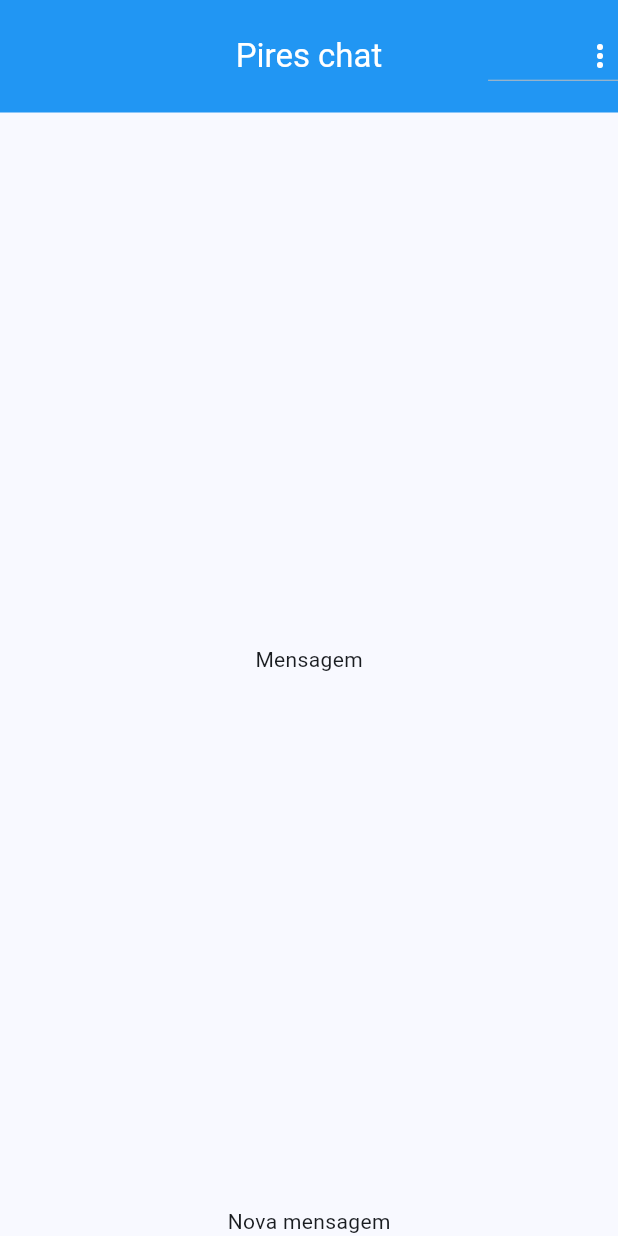
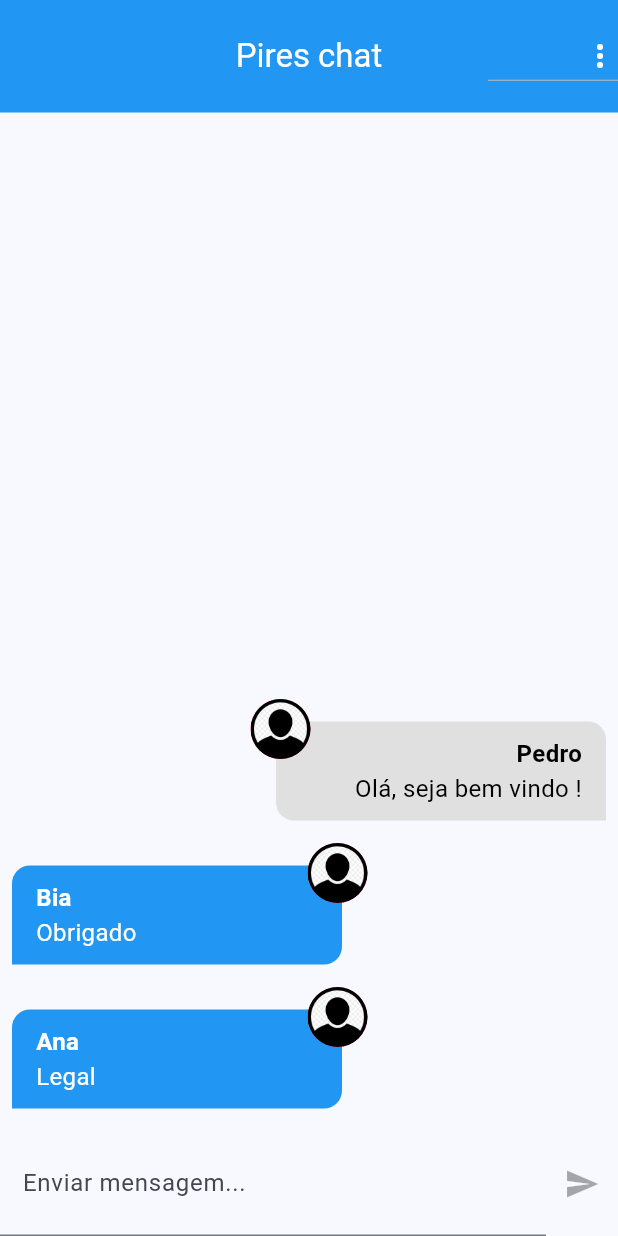
Before and after one commit to pedropaulinopires/Flutter_Projetos, a Flutter app: the screen it shows after launch, on a phone screen of 412 x 824 dp. Run offline on Flutter 3.47's test engine with Material 3 defaults, Android fonts, the light colour scheme and no system bars; our stand-ins replace cool_alert, image_picker, location, rive, shared_preferences and 1 more; missing offline and left inert: dart:ffi; accounts and stored records are empty.

Commit message:
Implementando componente nova mensagem !

```diff
--- /dev/null
+++ b/chat/lib/components/message_bubble.dart
@@ -0,0 +1,93 @@
+import 'dart:io';
+
+import 'package:chat/core/models/chat_message.dart';
+import 'package:flutter/material.dart';
+
+class MessageBubble extends StatelessWidget {
+  static const _defaultImage = 'assets/images/avatar.png';
+  final ChatMessage chatMessage;
+  final bool belongsToCurrentUser;
+
+  const MessageBubble({
+    super.key,
+    required this.chatMessage,
+    required this.belongsToCurrentUser,
+  });
+
+  Widget _showUserImage(String imageUrl) {
+    ImageProvider? provider;
+    final uri = Uri.parse(imageUrl);
+
+    if (uri.path.contains(_defaultImage)) {
+      provider = AssetImage(uri.toString());
+    } else if (uri.scheme.contains('http') || uri.scheme.contains('https')) {
+      provider = NetworkImage(uri.toString());
+    } else {
+      provider = FileImage(File(uri.toString()));
+    }
+
+    return CircleAvatar(
+      backgroundColor: Colors.pink,
+      backgroundImage: provider,
+    );
+  }
+
+  @override
+  Widget build(BuildContext context) {
+    return Stack(
+      children: [
+        Row(
+          mainAxisAlignment: belongsToCurrentUser
+              ? MainAxisAlignment.end
+              : MainAxisAlignment.start,
+          children: [
+            Container(
+              padding: const EdgeInsets.symmetric(horizontal: 16, vertical: 10),
+              margin: const EdgeInsets.symmetric(horizontal: 8, vertical: 15),
+              decoration: BoxDecoration(
+                  color:
+                      belongsToCurrentUser ? Colors.grey.shade300 : Colors.blue,
+                  borderRadius: BorderRadius.only(
+                    topLeft: const Radius.circular(12),
+                    topRight: const Radius.circular(12),
+                    bottomLeft: belongsToCurrentUser
+                        ? const Radius.circular(12)
+                        : const Radius.circular(0),
+                    bottomRight: belongsToCurrentUser
+                        ? const Radius.circular(0)
+                        : const Radius.circular(12),
+                  )),
+              width: 220,
+              child: Column(
+                crossAxisAlignment: belongsToCurrentUser ? CrossAxisAlignment.end : CrossAxisAlignment.start,
+                children: [
+                  Text(
+                    chatMessage.userName,
+                    style: TextStyle(
+                        color:
+                            belongsToCurrentUser ? Colors.black : Colors.white,
+                        fontSize: 16,
+                        fontWeight: FontWeight.bold),
+                  ),
+                  Text(
+                    chatMessage.text,
+                    textAlign: belongsToCurrentUser ? TextAlign.right : TextAlign.start,
+                    style: TextStyle(
+                      color: belongsToCurrentUser ? Colors.black : Colors.white,
+                      fontSize: 16,
+                    ),
+                  ),
+                ],
+              ),
+            ),
+          ],
+        ),
+        Positioned(
+            top: 0,
+            left: belongsToCurrentUser ? null : 205,
+            right: belongsToCurrentUser ? 205 : null,
+            child: _showUserImage(chatMessage.userImageUrl)),
+      ],
+    );
+  }
+}
--- a/chat/lib/components/messages.dart
+++ b/chat/lib/components/messages.dart
@@ -1,3 +1,7 @@
+import 'package:chat/components/message_bubble.dart';
+import 'package:chat/core/models/chat_message.dart';
+import 'package:chat/core/services/auth/auth_service.dart';
+import 'package:chat/core/services/chat/chat_service.dart';
 import 'package:flutter/material.dart';
 
 class Messages extends StatelessWidget {
@@ -5,8 +9,29 @@ class Messages extends StatelessWidget {
 
   @override
   Widget build(BuildContext context) {
-    return const Center(
-      child: Text('Mensagem'),
+    final currentUser = AuthService().getCurrentUser;
+    return StreamBuilder<List<ChatMessage>>(
+      stream: ChatService().messagesStream(),
+      builder: (ctx, snapshot) {
+        if (snapshot.connectionState == ConnectionState.waiting) {
+          return const CircularProgressIndicator();
+        } else if (!snapshot.hasData || snapshot.data!.isEmpty) {
+          return const Center(
+            child: Text('Sem mensagens! Vamos conversar?'),
+          );
+        } else {
+          final msgs = snapshot.data!;
+          return ListView.builder(
+            reverse: true,
+            itemCount: msgs.length,
+            itemBuilder: (ctx2, index) => MessageBubble(
+              key: ValueKey(msgs[index].id),
+              chatMessage: msgs[index],
+              belongsToCurrentUser: currentUser?.id == msgs[index].userId,
+            ),
+          );
+        }
+      },
     );
   }
 }
--- a/chat/lib/components/new_message.dart
+++ b/chat/lib/components/new_message.dart
@@ -1,12 +1,50 @@
+import 'package:chat/core/services/auth/auth_service.dart';
+import 'package:chat/core/services/chat/chat_service.dart';
 import 'package:flutter/material.dart';
 
-class NewMessage extends StatelessWidget {
+class NewMessage extends StatefulWidget {
   const NewMessage({super.key});
 
   @override
+  State<NewMessage> createState() => _NewMessageState();
+}
+
+class _NewMessageState extends State<NewMessage> {
+  String _message = '';
+  final TextEditingController _controller = TextEditingController();
+
+  Future<void> _sendMessage() async {
+    final user = AuthService().getCurrentUser;
+
+    if (user != null) {
+      await ChatService().save(_message, user);
+      _controller.clear();
+    }
+  }
+
+  @override
   Widget build(BuildContext context) {
-    return const Center(
-      child: Text('Nova mensagem'),
+    return Center(
+      child: Row(
+        children: [
+          Expanded(
+            child: TextField(
+              controller: _controller,
+              onChanged: (msg) => setState(() => _message = msg),
+              onTapOutside: (event) => FocusScope.of(context).unfocus(),
+              decoration: const InputDecoration(
+                labelText: 'Enviar mensagem...',
+                contentPadding: EdgeInsets.all(15)
+              ),
+              onSubmitted: (_) => _sendMessage(),
+              textInputAction: TextInputAction.send,
+            ),
+          ),
+          IconButton(
+              onPressed: _message.trim().isEmpty ? null : _sendMessage,
+              icon: const Icon(Icons.send))
+        ],
+      ),
     );
   }
 }
--- /dev/null
+++ b/chat/lib/core/models/chat_notification.dart
@@ -0,0 +1,9 @@
+class ChatNotification {
+  final String title;
+  final String body;
+
+  const ChatNotification({
+    required this.title,
+    required this.body,
+  });
+}
--- a/chat/lib/core/services/auth/auth_mock_service.dart
+++ b/chat/lib/core/services/auth/auth_mock_service.dart
@@ -8,8 +8,8 @@ import 'package:chat/core/services/auth/auth_service.dart';
 class AuthMockService implements AuthService {
   static final _defaultUser = const ChatUser(
     id: '1',
-    name: 'teste',
-    email: 'teste@email.com',
+    name: 'Pedro',
+    email: 'pedro@email.com',
     imageUrl: 'assets/images/avatar.png',
   );
   static Map<String, ChatUser> _users = {_defaultUser.email: _defaultUser};
--- a/chat/lib/core/services/chat/chat_mock_serve.dart
+++ b/chat/lib/core/services/chat/chat_mock_serve.dart
@@ -12,7 +12,7 @@ class ChatMockServe implements ChatService {
       text: 'Olá, seja bem vindo !',
       createdAt: DateTime.now(),
       userId: '1',
-      userName: 'teste',
+      userName: 'Pedro',
       userImageUrl: 'assets/images/avatar.png',
     ),
     ChatMessage(
@@ -35,7 +35,7 @@ class ChatMockServe implements ChatService {
   static MultiStreamController<List<ChatMessage>>? _controller;
   static final _msgStreams = Stream<List<ChatMessage>>.multi((controller) {
     _controller = controller;
-    _controller?.add(_msgs);
+    _controller?.add(_msgs.reversed.toList());
   });
 
   @override
@@ -54,7 +54,7 @@ class ChatMockServe implements ChatService {
 
     _msgs.add(chatMessage);
 
-    _controller?.add(_msgs);
+    _controller?.add(_msgs.reversed.toList());
 
     return chatMessage;
   }
--- /dev/null
+++ b/chat/lib/core/services/notification/chat_notification_service.dart
@@ -0,0 +1,18 @@
+import 'package:chat/core/models/chat_notification.dart';
+import 'package:flutter/material.dart';
+
+class ChatNotificationService with ChangeNotifier {
+  List<ChatNotification> _items = [];
+
+  List<ChatNotification> get item => [..._items];
+
+  void add(ChatNotification notification) {
+    _items.add(notification);
+    notifyListeners();
+  }
+
+  void remove(int i){
+    _items.removeAt(i);
+    notifyListeners();
+  }
+}
--- a/chat/lib/main.dart
+++ b/chat/lib/main.dart
@@ -1,5 +1,7 @@
+import 'package:chat/core/services/notification/chat_notification_service.dart';
 import 'package:chat/pages/auth_or_app_page.dart';
 import 'package:flutter/material.dart';
+import 'package:provider/provider.dart';
 
 void main() {
   runApp(const MyApp());
@@ -10,7 +12,13 @@ class MyApp extends StatelessWidget {
 
   @override
   Widget build(BuildContext context) {
-    return MaterialApp(
+    return MultiProvider(
+      providers: [
+        ChangeNotifierProvider(
+          create: (context) => ChatNotificationService(),
+        )
+      ],
+      child: MaterialApp(
           title: 'Chat',
           debugShowCheckedModeBanner: false,
           theme: ThemeData(
@@ -20,11 +28,8 @@ class MyApp extends StatelessWidget {
                   color: Colors.blue,
                   foregroundColor: Colors.white,
                   toolbarHeight: 75,
-          centerTitle: true
-        )
-      ),
-
-      home: const AuthOrAppPage()
+                  centerTitle: true)),
+          home: const AuthOrAppPage()),
     );
   }
 }
--- a/chat/lib/pages/chat_page.dart
+++ b/chat/lib/pages/chat_page.dart
@@ -46,7 +46,10 @@ class ChatPage extends StatelessWidget {
           child: Column(
             children: [
               Expanded(
-                child: Messages(),
+                child: Padding(
+                  padding: EdgeInsets.only(top: 15),
+                  child: Messages(),
+                ),
               ),
               NewMessage(),
             ],
--- a/chat/pubspec.yaml
+++ b/chat/pubspec.yaml
@@ -31,6 +31,7 @@ dependencies:
   flutter:
     sdk: flutter
   image_picker: ^1.1.2
+  provider: ^6.1.2
 
 
   # The following adds the Cupertino Icons font to your application.
```
Lines whose indentation alone changed are shown as unchanged.
